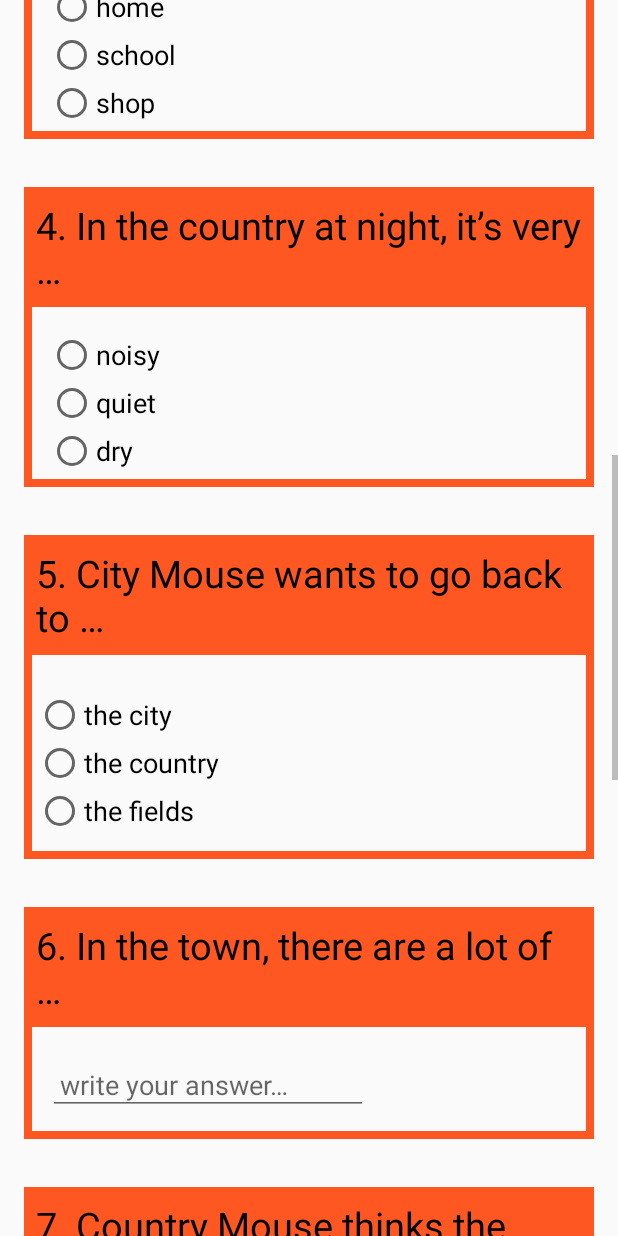
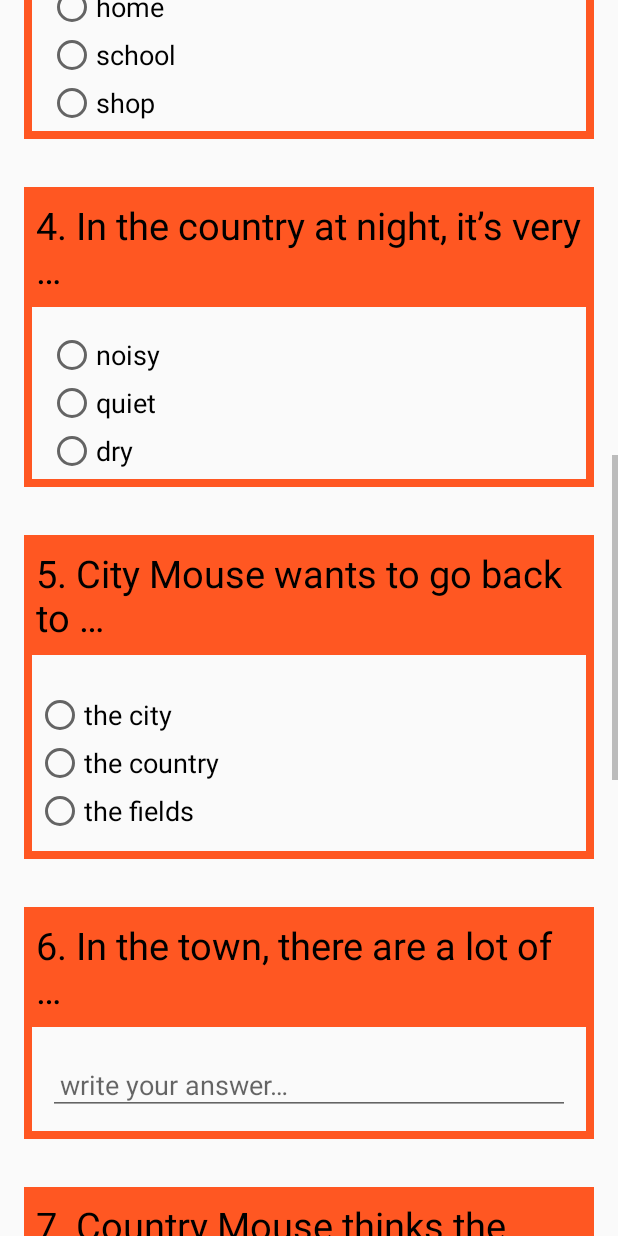
Before and after one commit to algarvi0/QuizCityCountryMouse, an Android app: the screen it shows after launch (MainActivity), scrolled down 1153 dp, on a phone screen of 412 x 824 dp. Run offline under Robolectric (Android 15) with nearby library versions, the phone set to English and light mode, and no system bars.

Commit message:
Some Strings updates and code cleaning.

```diff
--- a/app/src/main/java/com/davidlopes/quizcitycountrymouse/MainActivity.java
+++ b/app/src/main/java/com/davidlopes/quizcitycountrymouse/MainActivity.java
@@ -1,18 +1,15 @@
 package com.davidlopes.quizcitycountrymouse;
 // 02-02-2018 - 8:59
 // TODO LIMPAR o não usado
+
 // TODO fazer com inputs e outputs ?
-// todo icone da app
+
 // TODO STRINGS.XML
+
 // TODO view in land
 
 // TODO Resolver problema ao rodar
-// VER ESTA FORMA DE CHEKAR AS RADIOBUTTONS
-// https://gist.github.com/IbhayiEP/0c329bd8310783da5bd63614eb60a334#file-java
-// VARIAS ACTIVITIES... https://github.com/Hany90/TarantinoQuiz
-// https://github.com/HassanMihai/ArtHistoryQuiz
-//METODOS PARA CHECK--- FUNCOES
-//https://github.com/Selver/GradedReaderQuiz/blob/master/app/src/main/java/com/example/android/gradedreaderquiz/QuizActivity.java
+
 
 import android.app.AlertDialog;
 import android.content.Context;
@@ -28,7 +25,6 @@ import android.widget.Button;
 import android.widget.CheckBox;
 import android.widget.EditText;
 import android.widget.RadioButton;
-import android.widget.RadioGroup;
 import android.widget.Toast;
 
 /**
@@ -77,14 +73,6 @@ public class MainActivity extends AppCompatActivity {
     private final static String correctAnswer6 = "people";
     private final static String teacherMail = "algarvi0@gmail.com";
     private final Context context = this;
-    //RadioGroups
-    RadioGroup radioGroupAnswer1;
-    RadioGroup radioGroupAnswer3;
-    RadioGroup radioGroupAnswer4;
-    RadioGroup radioGroupAnswer5;
-    RadioGroup radioGroupAnswer7;
-    RadioGroup radioGroupAnswer9;
-    RadioGroup radioGroupAnswer10;
     // Buttons
     Button submitButton, resetButton;
     String strAnswer1, strAnswer2, strAnswer3, strAnswer4, strAnswer5, strAnswer6, strAnswer7, strAnswer8, strAnswer9, strAnswer10;
@@ -137,14 +125,6 @@ public class MainActivity extends AppCompatActivity {
 
         showMessages = false; //Set to False don't see messages. True see control messages
 
-        // RADIO GROUPS
-        radioGroupAnswer1 = findViewById(R.id.id_radio_group_answer1);
-        radioGroupAnswer3 = findViewById(R.id.id_radio_group_answer3);
-        radioGroupAnswer4 = findViewById(R.id.id_radio_group_answer4);
-        radioGroupAnswer5 = findViewById(R.id.id_radio_group_answer5);
-        radioGroupAnswer7 = findViewById(R.id.id_radio_group_answer7);
-        radioGroupAnswer9 = findViewById(R.id.id_radio_group_answer9);
-        radioGroupAnswer10 = findViewById(R.id.id_radio_group_answer10);
         //RADIO BUTTONS
         // 1
         radioButtonAnswer1a = findViewById(R.id.id_radioButton_answer1a);
@@ -208,18 +188,19 @@ public class MainActivity extends AppCompatActivity {
                 AlertDialog.Builder alertDialogBuilder = new AlertDialog.Builder(context);
                 // set title
                 // Todo Strings Out to strings.xml
-                alertDialogBuilder.setTitle("SCORE THE QUIZ !");
+                alertDialogBuilder.setTitle(getString(R.string.submit_dialog_title));
                 // set dialog message
                 alertDialogBuilder
-                        .setMessage("Are you sure you want to score the QUIZ ?")
+                        .setMessage(getString(R.string.submit_dialog_question))
                         .setCancelable(false)
-                        .setPositiveButton("Yes", new DialogInterface.OnClickListener() {
+                        .setPositiveButton(getString(R.string.yes), new DialogInterface.OnClickListener() {
                             public void onClick(DialogInterface dialog, int id) {
                                 // if this button is clicked use sendResults method
                                 sendResults(MainActivity.this.submitButton);
+
                             }
                         })
-                        .setNegativeButton("No", new DialogInterface.OnClickListener() {
+                        .setNegativeButton(getString(R.string.no), new DialogInterface.OnClickListener() {
                             public void onClick(DialogInterface dialog, int id) {
                                 // if NO button is clicked, close the dialog box and do nothing
                                 dialog.cancel();
@@ -237,17 +218,19 @@ public class MainActivity extends AppCompatActivity {
             public void onClick(View arg0) {
                 AlertDialog.Builder alertDialogBuilder = new AlertDialog.Builder(context);
                 // set title
-                alertDialogBuilder.setTitle("RESET QUIZ !");
+                alertDialogBuilder.setTitle(getString(R.string.reset_dialog_title));
                 // set dialog message
-                alertDialogBuilder.setMessage("Are you sure you want to RESET the Quiz ? All ANSWERS will be deleted !");
+                alertDialogBuilder.setMessage(getString(R.string.reset_dialog_question));
                 alertDialogBuilder.setCancelable(false);
-                alertDialogBuilder.setPositiveButton("Yes", new DialogInterface.OnClickListener() {
+                alertDialogBuilder.setPositiveButton(getString(R.string.yes), new DialogInterface.OnClickListener() {
                     public void onClick(DialogInterface dialog, int id) {
                         // if this button is clicked call reset quiz to start over
-                        resetQuiz(MainActivity.this.resetButton);
+
+                        sendResults(MainActivity.this.resetButton);
+
                     }
                 });
-                alertDialogBuilder.setNegativeButton("No", new DialogInterface.OnClickListener() {
+                alertDialogBuilder.setNegativeButton(getString(R.string.no), new DialogInterface.OnClickListener() {
                     public void onClick(DialogInterface dialog, int id) {
                         // if this button is clicked, just close the dialog box and do nothing
                         dialog.cancel();
@@ -366,7 +349,6 @@ public class MainActivity extends AppCompatActivity {
         strAnswer8 = (savedInstanceState.getString(STRANSWERQ8_VALUE));
         strAnswer9 = (savedInstanceState.getString(STRANSWERQ9_VALUE));
         strAnswer10 = (savedInstanceState.getString(STRANSWERQ10_VALUE));
-
     }
     /**
      * Method that checks correct answers for all RadioButton's;
@@ -737,20 +719,27 @@ public class MainActivity extends AppCompatActivity {
             // IF all answers are Answered (= totalquestions)...
             if (totalQueryAnsweredQuestions == totalQuestions) {
                 // If YES, message with result...
-                viewCounters("SEND RESULTS","score");
+                if (showMessages) {
+                    viewCounters("SEND RESULTS", "score");
+                }
 
                 Toast.makeText(this, userName + getString(R.string.send_answers_by_mail), Toast.LENGTH_LONG).show();
 
                 //Send mail with answers.
                 sendEmail();
                 // Reset all Quiz
-                resetQuiz(MainActivity.this.resetButton); // TODO Opção de RESET ?
-                } else //If NO, missing some anwsers...
+                resetQuiz(MainActivity.this.resetButton);
+
+            } else //If NO, missing some anwsers...
                 {
                     //If some questions to answer (including user name) send toast message ...
                     if ((totalQueryAnsweredQuestions < totalQuestions) && (!userName.isEmpty())) {
-                        Toast.makeText(this, userName + ", " + totalQueryNotAnsweredQuestions +
-                                " of " + totalQuestions + " missing ! \n Please answer ALL questions !", Toast.LENGTH_LONG).show();
+                        Toast.makeText(this, userName
+                                        + ", "
+                                        + totalQueryNotAnsweredQuestions
+                                        + " of " + totalQuestions
+                                        + " missing ! \n Please answer ALL questions !",
+                                Toast.LENGTH_LONG).show();
                     }
                 }
     }
@@ -869,6 +858,4 @@ public class MainActivity extends AppCompatActivity {
                 + getString(R.string.total_score_statment) + scoreTotal + getString(R.string.slash) + totalQuestions;
     }
 } //MAIN
-
-
 // TODO Next improvements:
--- a/app/src/main/res/layout/activity_main.xml
+++ b/app/src/main/res/layout/activity_main.xml
@@ -111,8 +111,8 @@
             <TextView
                 android:id="@+id/id_question2"
                 style="@style/QuestionsStyle"
-                android:layout_width="wrap_content"
-                android:layout_height="wrap_content"
+                android:layout_width="match_parent"
+                android:layout_height="match_parent"
                 android:text="@string/story_question2" />
 
             <EditText
@@ -316,7 +316,7 @@
             <EditText
                 android:id="@+id/editText_q6"
                 style="@style/EditTextStyle"
-                android:layout_width="wrap_content"
+                android:layout_width="match_parent"
                 android:layout_height="wrap_content"
                 android:ems="10"
                 android:hint="@string/write_your_answer"
--- a/app/src/main/res/values/strings.xml
+++ b/app/src/main/res/values/strings.xml
@@ -96,5 +96,16 @@
     <string name="total_score_statment">\n\nTotal SCORE:</string>
     <string name="slash">/</string>
 
+    <string name="submit_dialog_title">SCORE THE QUIZ !</string>
+    <string name="submit_dialog_question">Are you sure you want to score the QUIZ ?</string>
+
+    <string name="reset_dialog_title">RESET THE QUIZ !</string>
+
+    <string name="reset_dialog_question">Are you sure you want to RESET the Quiz ? All ANSWERS will be deleted !</string>
+
+
+    <string name="yes">Yes</string>
+    <string name="no">No</string>
+
 
 </resources>
```
Also changed, not shown: app/src/main/res/drawable/border_wrong_answer.xml (deleted, +0 -10 lines), app/src/main/res/drawable/correct_answer.png (deleted).
